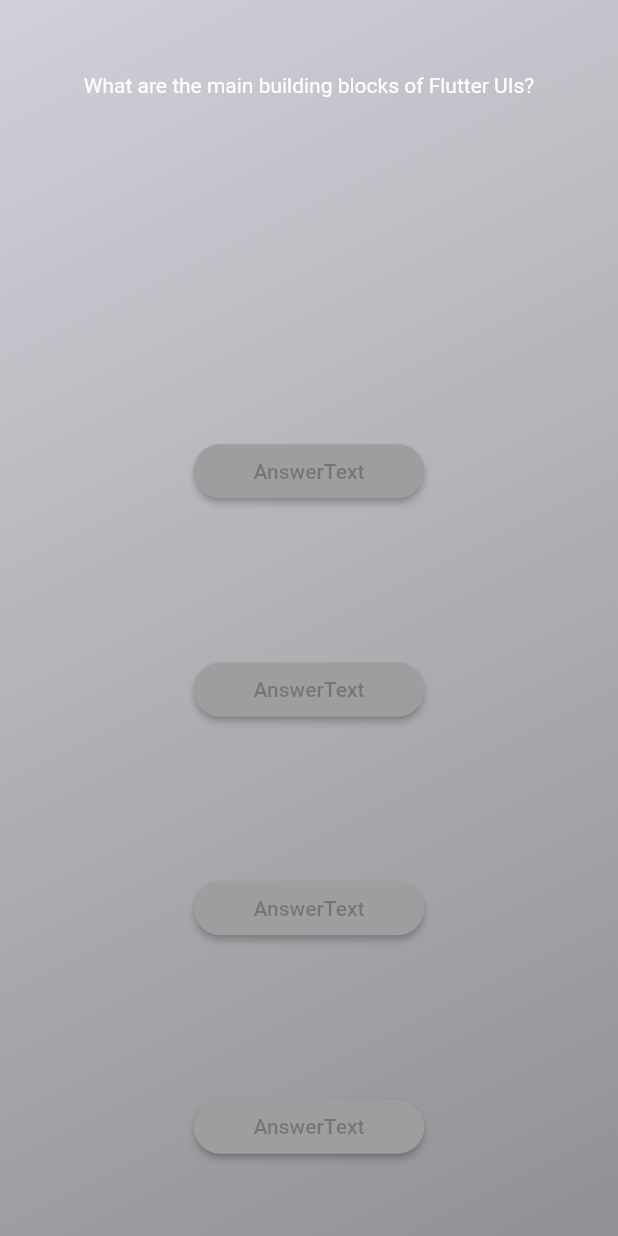
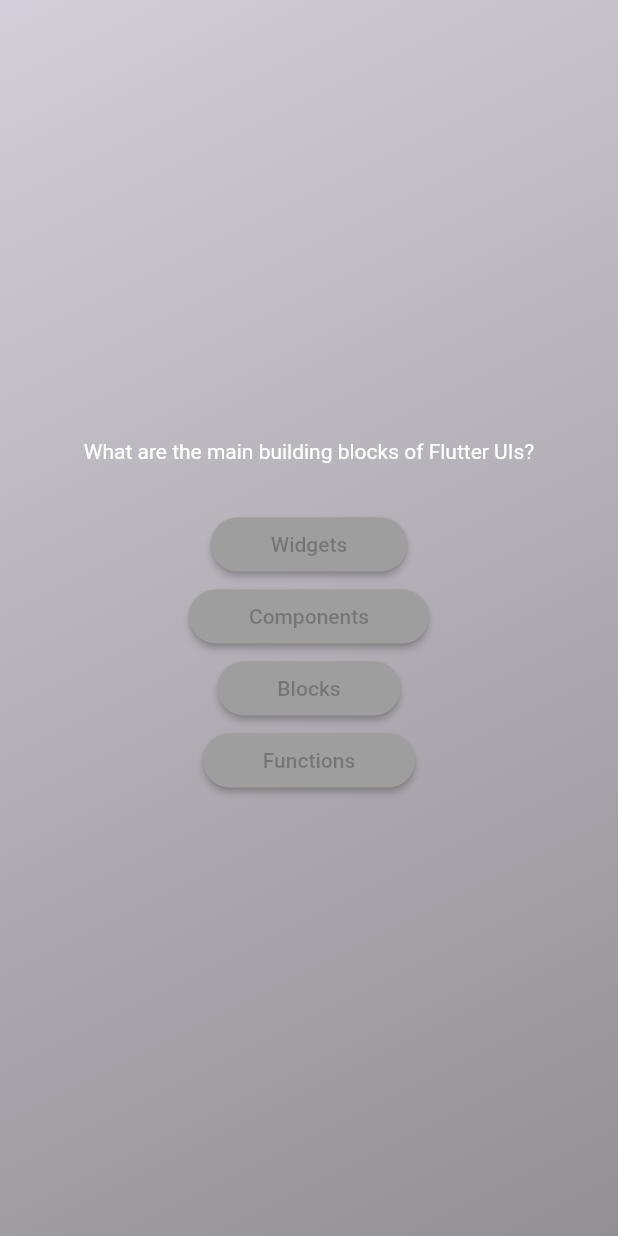
Before and after one commit to adeyemiiiii7/Flutter_Quiz_APP, a Flutter app: the screen it shows after launch, after a tap on "Start Quiz", on a phone screen of 412 x 824 dp. Run offline on Flutter 3.47's test engine with Material 2 defaults, Android fonts, the phone set to English and light mode, and no system bars.

Commit message:
modified:   lib/answer_button.dart 	modified:   lib/questions_screen.dart

```diff
--- a/lib/answer_button.dart
+++ b/lib/answer_button.dart
@@ -22,7 +22,7 @@ class AnswerButton extends StatelessWidget {
           // Set the background color to grey
         ),
       ),
-      child: const Text("AnswerText"),
+      child: Text(answerText),
     );
   }
 }
--- a/lib/questions_screen.dart
+++ b/lib/questions_screen.dart
@@ -17,7 +17,7 @@ class _QuestionsScreenState extends State<QuestionsScreen> {
     return SizedBox(
       width: double.infinity,
       child: Column(
-        mainAxisAlignment: MainAxisAlignment.spaceAround,
+        mainAxisAlignment: MainAxisAlignment.center,
         children: [
           Text(
             currentQuestion.text,
```
